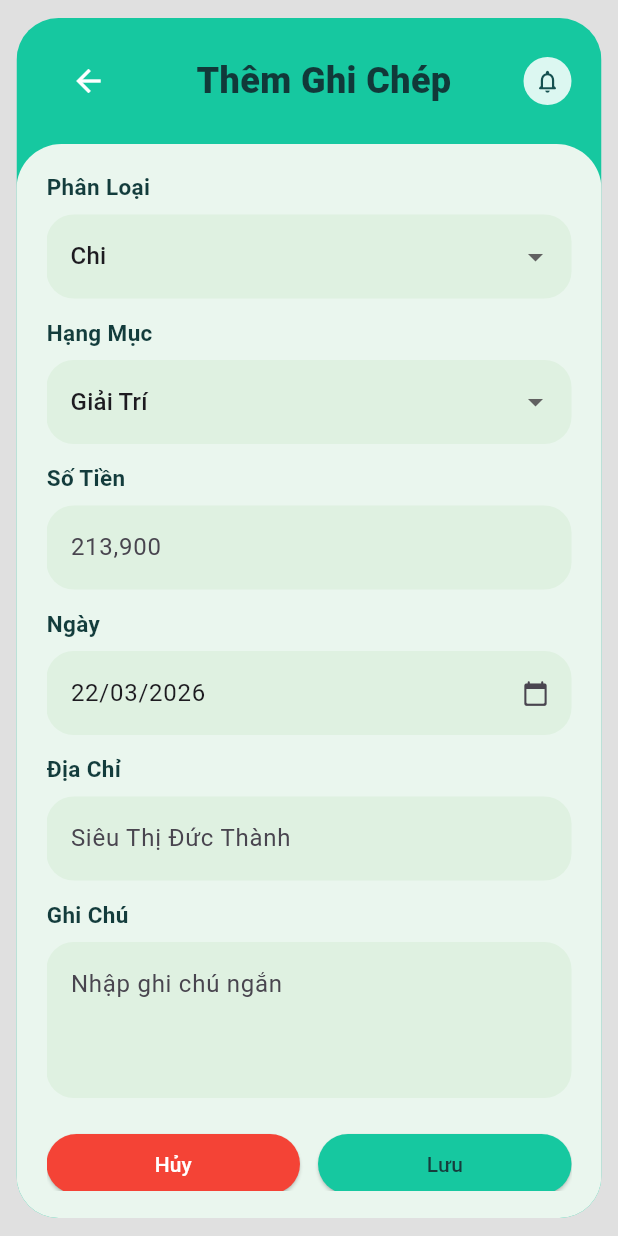
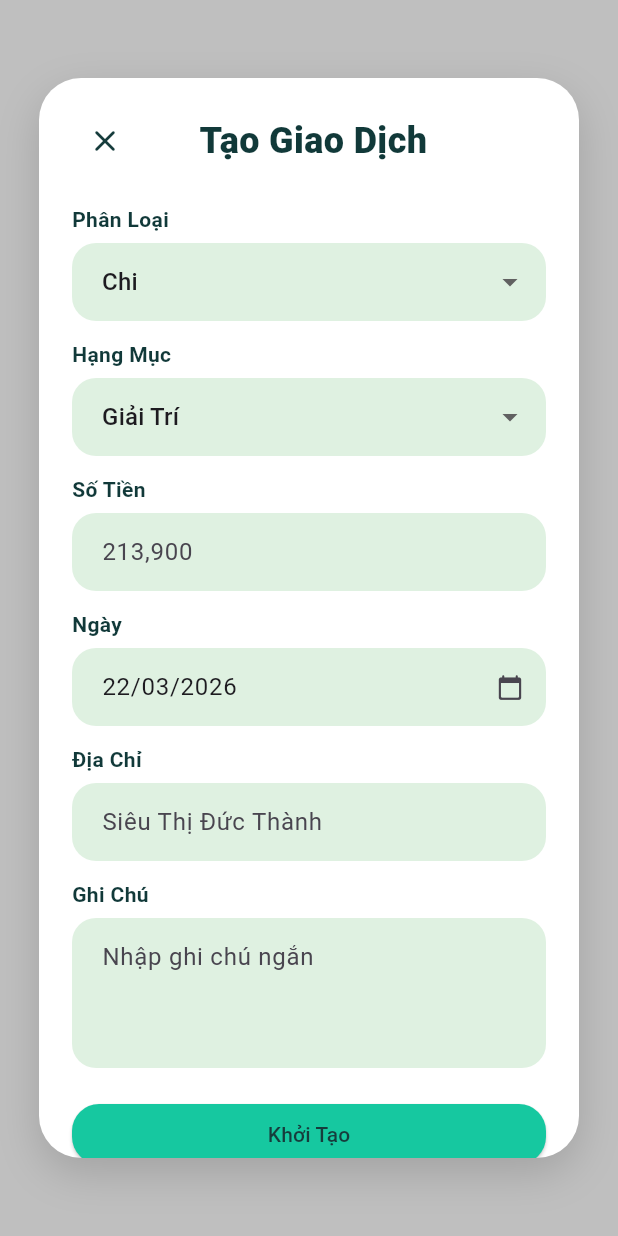
Before and after one commit to cuongsher/spending_management_group4, a Flutter app: the AddTransactionScreen screen opened by its route, on a phone screen of 412 x 824 dp. Run offline on Flutter 3.47's test engine with Material 3 defaults, Android fonts, the phone set to English and light mode, and no system bars; our stand-ins replace sqflite; accounts and stored records are empty.

Commit message:
Update customize CRUD and budget fixes

```diff
--- a/lib/data/sources/history_source.dart
+++ b/lib/data/sources/history_source.dart
@@ -8,6 +8,8 @@ class HistorySource {
     return db.rawQuery('''
       SELECT
         t.id,
+        t.user_id,
+        t.category_id,
         t.type,
         t.amount,
         t.date,
--- a/lib/ui/screens/add_transaction_screen.dart
+++ b/lib/ui/screens/add_transaction_screen.dart
@@ -15,7 +15,7 @@ class AddTransactionScreen extends StatefulWidget {
 
 class _AddTransactionScreenState extends State<AddTransactionScreen> {
   static const Color primary = Color(0xFF16C8A0);
-  static const Color lightBg = Color(0xFFEAF6EE);
+  static const Color fieldBg = Color(0xFFDFF1E1);
 
   final _amountController = TextEditingController();
   final _dateController = TextEditingController();
@@ -24,11 +24,27 @@ class _AddTransactionScreenState extends State<AddTransactionScreen> {
 
   String _type = 'expense';
   CategoryModel? _selectedCategory;
+  TransactionModel? _initialTransaction;
+  bool _initialized = false;
 
   @override
-  void initState() {
-    super.initState();
+  void didChangeDependencies() {
+    super.didChangeDependencies();
+    if (_initialized) return;
+    _initialized = true;
+    _initialTransaction =
+        ModalRoute.of(context)?.settings.arguments as TransactionModel?;
+
+    if (_initialTransaction != null) {
+      _type = _initialTransaction!.type;
+      _amountController.text = _initialTransaction!.amount.toStringAsFixed(0);
+      _dateController.text = _fromIsoDate(_initialTransaction!.date);
+      _addressController.text = _initialTransaction!.address;
+      _noteController.text = _initialTransaction!.note;
+    } else {
       _dateController.text = _todayText();
+    }
+
     WidgetsBinding.instance.addPostFrameCallback((_) {
       if (!mounted) return;
       context.read<TransactionProvider>().loadCategories(type: _type);
@@ -46,10 +62,18 @@ class _AddTransactionScreenState extends State<AddTransactionScreen> {
 
   String _todayText() {
     final now = DateTime.now();
-    final day = now.day.toString().padLeft(2, '0');
-    final month = now.month.toString().padLeft(2, '0');
-    final year = now.year.toString();
-    return '$day/$month/$year';
+    return _formatDate(now);
+  }
+
+  String _formatDate(DateTime date) {
+    final day = date.day.toString().padLeft(2, '0');
+    final month = date.month.toString().padLeft(2, '0');
+    return '$day/$month/${date.year}';
+  }
+
+  String _fromIsoDate(String text) {
+    final parsed = DateTime.tryParse(text);
+    return parsed == null ? _todayText() : _formatDate(parsed);
   }
 
   String _toIsoDate(String text) {
@@ -68,15 +92,13 @@ class _AddTransactionScreenState extends State<AddTransactionScreen> {
   Future<void> _pickDate() async {
     final picked = await showDatePicker(
       context: context,
-      initialDate: DateTime.now(),
+      initialDate: DateTime.tryParse(_toIsoDate(_dateController.text)) ??
+          DateTime.now(),
       firstDate: DateTime(2020),
       lastDate: DateTime(2100),
     );
     if (picked == null) return;
-    final day = picked.day.toString().padLeft(2, '0');
-    final month = picked.month.toString().padLeft(2, '0');
-    final year = picked.year.toString();
-    _dateController.text = '$day/$month/$year';
+    _dateController.text = _formatDate(picked);
     setState(() {});
   }
 
@@ -87,30 +109,29 @@ class _AddTransactionScreenState extends State<AddTransactionScreen> {
     final amount = _parseAmount(_amountController.text);
 
     if (category == null) {
-      ScaffoldMessenger.of(context).showSnackBar(
-        const SnackBar(content: Text('Vui lòng chọn hạng mục')),
-      );
+      _showMessage('Vui lòng chọn hạng mục');
       return;
     }
 
     if (amount == null || amount <= 0) {
-      ScaffoldMessenger.of(context).showSnackBar(
-        const SnackBar(content: Text('Vui lòng nhập số tiền hợp lệ')),
-      );
+      _showMessage('Vui lòng nhập số tiền hợp lệ');
       return;
     }
 
-    final success = await provider.addTransaction(
-      TransactionModel(
-        userId: authProvider.currentUserId ?? 1,
+    final model = TransactionModel(
+      id: _initialTransaction?.id,
+      userId: authProvider.currentUserId ?? _initialTransaction?.userId ?? 1,
       categoryId: category.id!,
       type: _type,
       amount: amount,
       date: _toIsoDate(_dateController.text.trim()),
       address: _addressController.text.trim(),
       note: _noteController.text.trim(),
-      ),
     );
+
+    final success = _initialTransaction == null
+        ? await provider.addTransaction(model)
+        : await provider.updateTransaction(model);
 
     if (!mounted) return;
     if (success) {
@@ -118,80 +139,101 @@ class _AddTransactionScreenState extends State<AddTransactionScreen> {
       return;
     }
 
-    ScaffoldMessenger.of(context).showSnackBar(
-      SnackBar(
-        content: Text(provider.errorMessage ?? 'Không thể lưu ghi chép'),
-      ),
-    );
+    _showMessage(provider.errorMessage ?? 'Không thể lưu ghi chép');
+  }
+
+  Future<void> _delete() async {
+    final provider = context.read<TransactionProvider>();
+    final id = _initialTransaction?.id;
+    if (id == null) return;
+
+    final success = await provider.deleteTransaction(id);
+    if (!mounted) return;
+
+    if (success) {
+      Navigator.pop(context, true);
+      return;
+    }
+
+    _showMessage(provider.errorMessage ?? 'Không thể xóa ghi chép');
+  }
+
+  void _showMessage(String message) {
+    ScaffoldMessenger.of(
+      context,
+    ).showSnackBar(SnackBar(content: Text(message)));
   }
 
   @override
   Widget build(BuildContext context) {
     final provider = context.watch<TransactionProvider>();
     final categories = provider.categories;
+
     if (_selectedCategory == null && categories.isNotEmpty) {
-      _selectedCategory = categories.first;
+      _selectedCategory = _initialTransaction == null
+          ? categories.first
+          : categories.cast<CategoryModel?>().firstWhere(
+                (item) => item?.id == _initialTransaction!.categoryId,
+                orElse: () => categories.first,
+              );
     }
 
     return Scaffold(
-      backgroundColor: Colors.grey.shade300,
+      backgroundColor: Colors.black.withValues(alpha: 0.25),
       body: SafeArea(
         child: Center(
-          child: SizedBox(
-            width: 390,
-            height: 800,
-            child: ClipRRect(
+          child: Container(
+            width: 360,
+            constraints: const BoxConstraints(maxHeight: 720),
+            margin: const EdgeInsets.all(20),
+            decoration: BoxDecoration(
+              color: Colors.white,
               borderRadius: BorderRadius.circular(28),
-              child: Scaffold(
-                backgroundColor: primary,
-                body: Column(
+              boxShadow: const [
+                BoxShadow(
+                  color: Color(0x26000000),
+                  blurRadius: 24,
+                  offset: Offset(0, 10),
+                ),
+              ],
+            ),
+            child: provider.isLoading && categories.isEmpty
+                ? const Padding(
+                    padding: EdgeInsets.all(48),
+                    child: CircularProgressIndicator(),
+                  )
+                : Column(
+                    mainAxisSize: MainAxisSize.min,
                     children: [
                       Padding(
-                      padding: const EdgeInsets.fromLTRB(24, 18, 20, 18),
+                        padding: const EdgeInsets.fromLTRB(20, 18, 14, 12),
                         child: Row(
                           children: [
-                          const BackButton(color: Colors.white),
-                          const Expanded(
+                            IconButton(
+                              onPressed: () => Navigator.pop(context),
+                              icon: const Icon(Icons.close_rounded),
+                              color: const Color(0xFF163C3C),
+                            ),
+                            Expanded(
                               child: Text(
-                              'Thêm Ghi Chép',
+                                _initialTransaction == null
+                                    ? 'Tạo Giao Dịch'
+                                    : 'Cập Nhật Giao Dịch',
                                 textAlign: TextAlign.center,
-                              style: TextStyle(
+                                style: const TextStyle(
                                   fontSize: 24,
                                   fontWeight: FontWeight.w800,
                                   color: Color(0xFF113939),
                                 ),
                               ),
                             ),
-                          Container(
-                            width: 32,
-                            height: 32,
-                            decoration: BoxDecoration(
-                              color: Colors.white.withValues(alpha: 0.85),
-                              shape: BoxShape.circle,
-                            ),
-                            child: const Icon(
-                              Icons.notifications_none_rounded,
-                              size: 18,
-                              color: Color(0xFF155050),
-                            ),
-                          ),
+                            const SizedBox(width: 48),
                           ],
                         ),
                       ),
-                    Expanded(
-                      child: Container(
-                        width: double.infinity,
-                        padding: const EdgeInsets.fromLTRB(20, 18, 20, 18),
-                        decoration: const BoxDecoration(
-                          color: lightBg,
-                          borderRadius: BorderRadius.only(
-                            topLeft: Radius.circular(30),
-                            topRight: Radius.circular(30),
-                          ),
-                        ),
-                        child: provider.isLoading && categories.isEmpty
-                            ? const Center(child: CircularProgressIndicator())
-                            : SingleChildScrollView(
+                      Flexible(
+                        child: SingleChildScrollView(
+                          padding: const EdgeInsets.fromLTRB(22, 6, 22, 22),
                           child: Column(
                             crossAxisAlignment: CrossAxisAlignment.start,
                             children: [
@@ -289,18 +331,24 @@ class _AddTransactionScreenState extends State<AddTransactionScreen> {
                               const SizedBox(height: 20),
                               Row(
                                 children: [
+                                  if (_initialTransaction != null) ...[
                                     Expanded(
                                       child: ElevatedButton(
-                                            onPressed: () =>
-                                                Navigator.pop(context),
+                                        onPressed:
+                                            provider.isLoading ? null : _delete,
                                         style: ElevatedButton.styleFrom(
                                           backgroundColor: Colors.red,
                                           foregroundColor: Colors.white,
+                                          shape: RoundedRectangleBorder(
+                                            borderRadius:
+                                                BorderRadius.circular(18),
                                           ),
-                                            child: const Text('Hủy'),
+                                        ),
+                                        child: const Text('Xóa'),
                                       ),
                                     ),
                                     const SizedBox(width: 12),
+                                  ],
                                   Expanded(
                                     child: ElevatedButton(
                                       onPressed:
@@ -309,11 +357,17 @@ class _AddTransactionScreenState extends State<AddTransactionScreen> {
                                         backgroundColor: primary,
                                         foregroundColor:
                                             const Color(0xFF163C3C),
+                                        shape: RoundedRectangleBorder(
+                                          borderRadius:
+                                              BorderRadius.circular(18),
+                                        ),
                                       ),
                                       child: Text(
                                         provider.isLoading
-                                                  ? 'Đang lưu...'
-                                                  : 'Lưu',
+                                            ? 'Đang xử lý...'
+                                            : (_initialTransaction == null
+                                                  ? 'Khởi Tạo'
+                                                  : 'Cập Nhật'),
                                       ),
                                     ),
                                   ),
@@ -323,26 +377,9 @@ class _AddTransactionScreenState extends State<AddTransactionScreen> {
                           ),
                         ),
                       ),
-                    ),
                     ],
                   ),
           ),
-            ),
-          ),
-        ),
-      ),
-    );
-  }
-
-  Widget _label(String text) {
-    return Padding(
-      padding: const EdgeInsets.only(bottom: 8),
-      child: Text(
-        text,
-        style: const TextStyle(
-          fontSize: 15,
-          fontWeight: FontWeight.w600,
-          color: Color(0xFF133C3C),
         ),
       ),
     );
@@ -351,18 +388,24 @@ class _AddTransactionScreenState extends State<AddTransactionScreen> {
   InputDecoration _inputDecoration() {
     return InputDecoration(
       filled: true,
-      fillColor: const Color(0xFFDFF1E1),
+      fillColor: fieldBg,
+      contentPadding: const EdgeInsets.symmetric(horizontal: 16, vertical: 14),
       border: OutlineInputBorder(
-        borderRadius: BorderRadius.circular(18),
+        borderRadius: BorderRadius.circular(16),
         borderSide: BorderSide.none,
       ),
-      enabledBorder: OutlineInputBorder(
-        borderRadius: BorderRadius.circular(18),
-        borderSide: BorderSide.none,
+    );
+  }
+
+  Widget _label(String text) {
+    return Padding(
+      padding: const EdgeInsets.only(bottom: 6),
+      child: Text(
+        text,
+        style: const TextStyle(
+          fontWeight: FontWeight.w700,
+          color: Color(0xFF113939),
         ),
-      focusedBorder: OutlineInputBorder(
-        borderRadius: BorderRadius.circular(18),
-        borderSide: const BorderSide(color: primary),
       ),
     );
   }
```
Also changed, not shown: lib/data/repository/history_repository.dart (+13 -0 lines), lib/data/repository/transaction_repository.dart (+8 -0 lines), lib/data/sources/transaction_source.dart (+19 -0 lines), lib/ui/provider/transaction_provider.dart (+34 -0 lines), lib/ui/screens/history_screen.dart (+18 -3 lines), 2 other files. Lines whose indentation alone changed are shown as unchanged.
